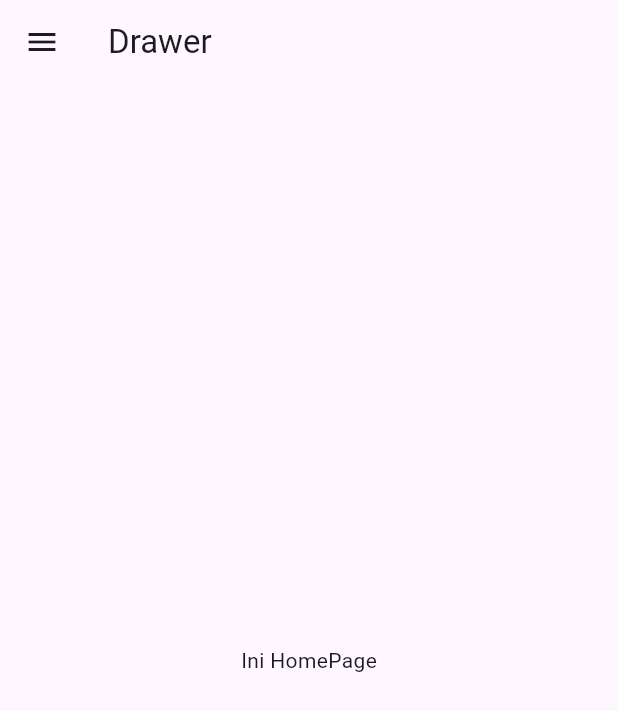
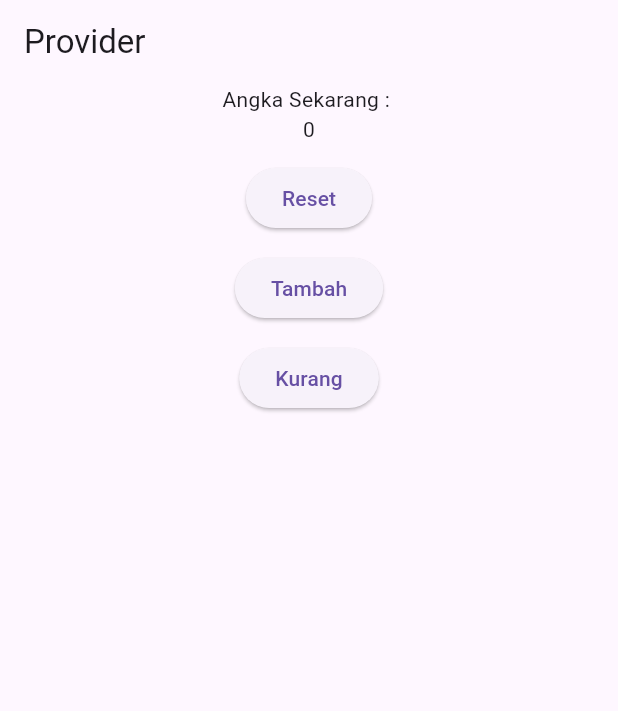
Before and after one commit to rizkyadde23/belajar_flutter, a Flutter app: the screen it shows after launch, on a phone screen of 412 x 824 dp. Shown: the top 711 px of the screen. Run offline on Flutter 3.47's test engine with Material 3 defaults, Android fonts, the phone set to English and light mode, and no system bars.

Commit message:
Provider App

```diff
--- a/lib/main.dart
+++ b/lib/main.dart
@@ -1,8 +1,15 @@
 import 'package:flutter/material.dart';
-import 'pages/home.dart';
+import 'pages/counter.dart';
+import 'pages/counterpage.dart';
+import 'package:provider/provider.dart';
 
 void main() {
-  runApp(MyApp());
+  runApp(
+    ChangeNotifierProvider(
+      create: (_)=>Counter(),
+      child: MyApp(),
+    )
+  );
 }
 
 class MyApp extends StatelessWidget {
@@ -11,7 +18,7 @@ class MyApp extends StatelessWidget {
     return MaterialApp(
       title: "StateFull Widget",
       debugShowCheckedModeBanner: false,
-      home: const HomePage(),
+      home: CounterPage(),
     );
   }
 }
--- /dev/null
+++ b/lib/pages/counter.dart
@@ -0,0 +1,20 @@
+import 'package:flutter/foundation.dart';
+
+class Counter with ChangeNotifier{
+  int nilai = 0;
+
+  void tambah(){
+    nilai++;
+    notifyListeners();
+  }
+
+  void kurang(){
+    nilai--;
+    notifyListeners();
+  }
+
+  void reset(){
+    nilai = 0;
+    notifyListeners();
+  }
+}
--- /dev/null
+++ b/lib/pages/counterpage.dart
@@ -0,0 +1,28 @@
+import 'package:flutter/material.dart';
+import 'package:provider/provider.dart';
+import 'counter.dart';
+
+class CounterPage extends StatelessWidget{
+
+  @override
+  Widget build(BuildContext context) {
+    final counter = context.watch<Counter>();
+    return Scaffold(
+      appBar: AppBar(title: Text("Provider"),),
+      body: Center(
+        child: Column(
+          children: [
+            Text("Angka Sekarang : "),
+            Text("${counter.nilai}"),
+            SizedBox(height: 12,),
+            ElevatedButton(onPressed: () => context.read<Counter>().reset(), child: Text("Reset")),
+            SizedBox(height: 12,),
+            ElevatedButton(onPressed: () => context.read<Counter>().tambah(), child: Text("Tambah")),
+            SizedBox(height: 12,),
+            ElevatedButton(onPressed: () => context.read<Counter>().kurang(), child: Text("Kurang"))
+          ],
+        ),
+      ),
+    );
+  }
+}
--- a/lib/pages/home.dart
+++ /dev/null
@@ -1,50 +0,0 @@
-import 'package:flutter/material.dart';
-
-class HomePage extends StatelessWidget{
-  const HomePage({super.key});
-
-  @override
-  Widget build(BuildContext context) {
-    return Scaffold(
-      appBar: AppBar(title: Text("Drawer"),),
-      drawer: Drawer(
-        child: ListView(
-          padding: EdgeInsets.zero,
-          children: [
-            const DrawerHeader(
-              decoration: BoxDecoration(color: Colors.blueAccent),
-              child: Text("Menu Navigasi"),),
-            ListTile(
-              leading: Icon(Icons.home),
-              title: Text("Home"),
-              onTap: (){
-                Navigator.pop(context);
-                ScaffoldMessenger.of(context).showSnackBar(SnackBar(content: Text("Kembali ke Home")));
-              },
-            ),
-            ListTile(
-              leading: Icon(Icons.logout),
-              title: Text("Logout"),
-              onTap: (){showDialog(
-                context: context,
-                builder: (context)=>AlertDialog(
-                  title: Text("Konfirmasi Logout"),
-                  content: Text("Yakin ingin logout?"),
-                  actions: [
-                    TextButton(onPressed: ()=>Navigator.pop(context), child: Text("Batal")),
-                    TextButton(onPressed: (){
-                      Navigator.pop(context);
-                      ScaffoldMessenger.of(context).showSnackBar(SnackBar(content: Text("Berhasil Logout")));
-                    }, child: Text("Logout"))
-                  ],
-                )
-                );
-                }
-            )
-          ],
-        ),
-      ),
-      body: Center(child: Text("Ini HomePage"),),
-    );
-  }
-}
--- a/pubspec.yaml
+++ b/pubspec.yaml
@@ -11,6 +11,7 @@ dependencies:
     sdk: flutter
   shared_preferences: ^2.5.3
   http: ^1.4.0
+  provider: ^6.1.5
 
 dev_dependencies:
   flutter_test:
```
Also changed, not shown: pubspec.lock.
